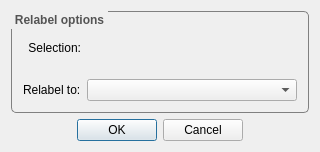
The window that QtRelabel.ui (FelixdelasPozas/EspinaVolumeEditor) describes before a commit, drawn with Qt 5.
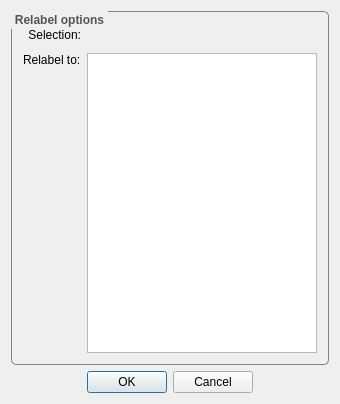
The same window after the commit. Icons and pictures are not drawn.

Commit message: Relabel dialog change to use Espina metadata

Patch:
```diff
--- a/QtRelabel.ui
+++ b/QtRelabel.ui
@@ -6,22 +6,10 @@
    <rect>
     <x>0</x>
     <y>0</y>
-    <width>320</width>
-    <height>152</height>
+    <width>340</width>
+    <height>404</height>
    </rect>
   </property>
-  <property name="minimumSize">
-   <size>
-    <width>320</width>
-    <height>152</height>
-   </size>
-  </property>
-  <property name="maximumSize">
-   <size>
-    <width>320</width>
-    <height>152</height>
-   </size>
-  </property>
   <property name="windowTitle">
    <string>Relabel</string>
   </property>
@@ -97,7 +85,9 @@
        </layout>
       </item>
       <item>
-       <layout class="QHBoxLayout" name="horizontalLayout_2" stretch="0,1">
+       <layout class="QHBoxLayout" name="horizontalLayout_2" stretch="0,0">
+        <item>
+         <layout class="QVBoxLayout" name="verticalLayout_3">
         <item>
          <widget class="QLabel" name="label_2">
           <property name="text">
@@ -106,7 +96,22 @@
          </widget>
         </item>
         <item>
-         <widget class="QComboBox" name="newlabelbox"/>
+           <spacer name="verticalSpacer">
+            <property name="orientation">
+             <enum>Qt::Vertical</enum>
+            </property>
+            <property name="sizeHint" stdset="0">
+             <size>
+              <width>20</width>
+              <height>40</height>
+             </size>
+            </property>
+           </spacer>
+          </item>
+         </layout>
+        </item>
+        <item>
+         <widget class="QListWidget" name="newlabelbox"/>
         </item>
        </layout>
       </item>
```
Lines whose indentation alone changed are shown as unchanged. The commit also changes 5 other files.
